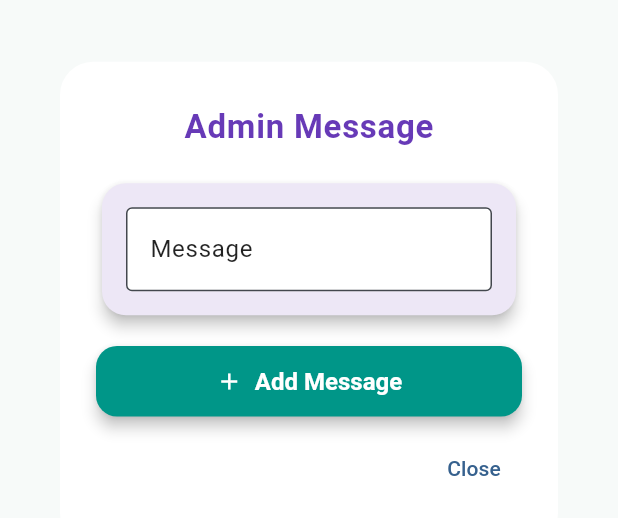
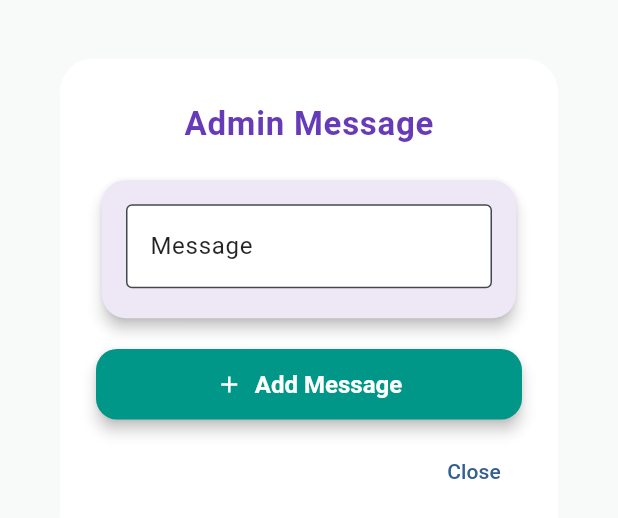
Before and after one commit to hamzanaxeed/fast_past_papers, a Flutter app: the ManageMessagesDialog widget shown alone on an empty page, opened directly, on a phone screen of 412 x 824 dp. Shown: the part 314-832 px from the top of the screen. Run offline on Flutter 3.47's test engine with Material 3 defaults, Android fonts, the light colour scheme and no system bars; our stand-ins replace file_picker, firebase_auth, firebase_core, google_sign_in, image_picker, open_file and 3 more; accounts and stored records are empty; network calls fail.

Commit message:
improved the message box

```diff
--- a/lib/message_File.dart
+++ b/lib/message_File.dart
@@ -21,7 +21,7 @@
           child: Padding(
             padding: const EdgeInsets.symmetric(vertical: 28, horizontal: 24),
             child: SizedBox(
-              width: 400,
+              width: 1000,
               child: Column(
                 mainAxisSize: MainAxisSize.min,
                 children: [
@@ -43,6 +43,12 @@
                     ),
                     child: Padding(
                       padding: const EdgeInsets.all(16),
+                      child: ConstrainedBox(
+                        constraints: const BoxConstraints(
+                          minHeight: 60,
+                          maxHeight: 400, // allow large messages, but scroll if too big
+                        ),
+                        child: SingleChildScrollView(
                           child: Text(
                             message,
                             style: const TextStyle(
@@ -50,6 +56,8 @@
                               color: Colors.black87,
                             ),
                             textAlign: TextAlign.center,
+                          ),
+                        ),
                       ),
                     ),
                   ),
@@ -175,7 +183,7 @@
       child: Padding(
         padding: const EdgeInsets.symmetric(vertical: 28, horizontal: 24),
         child: SizedBox(
-          width: 400,
+          width: 600,
           child: _loading
               ? const Center(child: CircularProgressIndicator())
               : _error != null
@@ -201,6 +209,12 @@
                           ),
                           child: Padding(
                             padding: const EdgeInsets.all(16),
+                            child: ConstrainedBox(
+                              constraints: const BoxConstraints(
+                                minHeight: 60,
+                                maxHeight: 600, // allow large messages, but scroll if too big
+                              ),
+                              child: SingleChildScrollView(
                                 child: TextField(
                                   controller: _messageController,
                                   decoration: const InputDecoration(
@@ -210,7 +224,9 @@
                                     fillColor: Colors.white,
                                   ),
                                   minLines: 1,
-                              maxLines: 3,
+                                  maxLines: null,
+                                ),
+                              ),
                             ),
                           ),
                         ),
```
Lines whose indentation alone changed are shown as unchanged.
